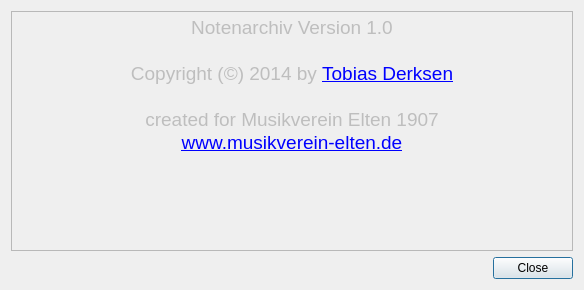
This is AboutDialog.ui in lukeelten/notenarchiv as Qt 5 draws it before an edit. The edited form follows.
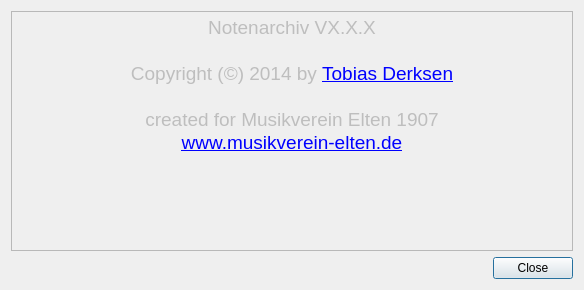
This is the edited form.

Commit message: Versionsvewaltung verändert.

What changed in the file:
```diff
--- a/AboutDialog.ui
+++ b/AboutDialog.ui
@@ -27,7 +27,7 @@
 &lt;html&gt;&lt;head&gt;&lt;meta name=&quot;qrichtext&quot; content=&quot;1&quot; /&gt;&lt;style type=&quot;text/css&quot;&gt;
 p, li { white-space: pre-wrap; }
 &lt;/style&gt;&lt;/head&gt;&lt;body style=&quot; font-family:'MS Shell Dlg 2'; font-size:8.25pt; font-weight:400; font-style:normal;&quot;&gt;
-&lt;p align=&quot;center&quot; style=&quot; margin-top:0px; margin-bottom:0px; margin-left:0px; margin-right:0px; -qt-block-indent:0; text-indent:0px;&quot;&gt;&lt;span style=&quot; font-size:14pt;&quot;&gt;Notenarchiv Version 1.0&lt;/span&gt;&lt;/p&gt;
+&lt;p align=&quot;center&quot; style=&quot; margin-top:0px; margin-bottom:0px; margin-left:0px; margin-right:0px; -qt-block-indent:0; text-indent:0px;&quot;&gt;&lt;span style=&quot; font-size:14pt;&quot;&gt;Notenarchiv VX.X.X&lt;/span&gt;&lt;/p&gt;
 &lt;p align=&quot;center&quot; style=&quot;-qt-paragraph-type:empty; margin-top:0px; margin-bottom:0px; margin-left:0px; margin-right:0px; -qt-block-indent:0; text-indent:0px; font-size:14pt;&quot;&gt;&lt;br /&gt;&lt;/p&gt;
 &lt;p align=&quot;center&quot; style=&quot; margin-top:0px; margin-bottom:0px; margin-left:0px; margin-right:0px; -qt-block-indent:0; text-indent:0px;&quot;&gt;&lt;span style=&quot; font-size:14pt;&quot;&gt;Copyright (©) 2014 by &lt;/span&gt;&lt;a href=&quot;mailto:lukeelten@gmail.com&quot;&gt;&lt;span style=&quot; font-size:14pt; text-decoration: underline; color:#0000ff;&quot;&gt;Tobias Derksen&lt;/span&gt;&lt;/a&gt;&lt;/p&gt;
 &lt;p align=&quot;center&quot; style=&quot;-qt-paragraph-type:empty; margin-top:0px; margin-bottom:0px; margin-left:0px; margin-right:0px; -qt-block-indent:0; text-indent:0px; font-size:14pt;&quot;&gt;&lt;br /&gt;&lt;/p&gt;
```
The commit also changes 2 other files.
